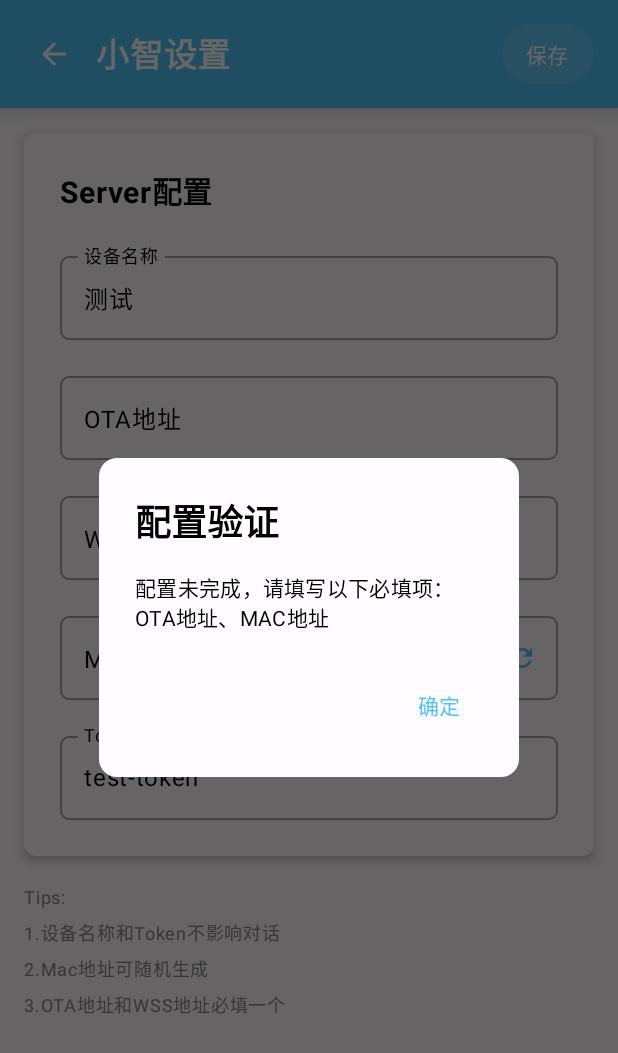
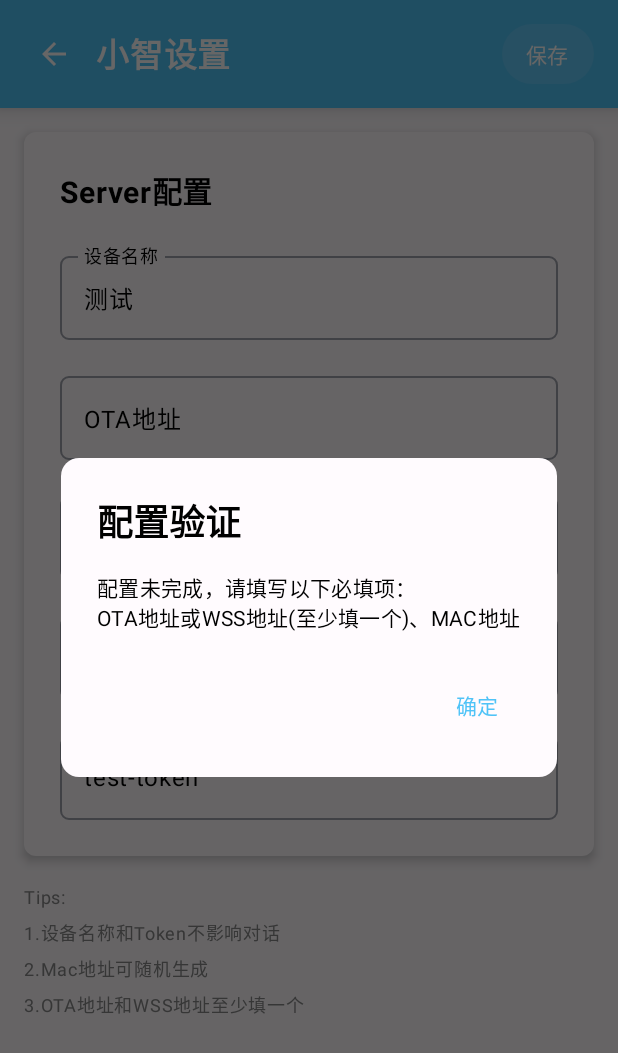
Before and after one commit to xiaoniu/xiaozhi-ai-android, an Android app built with Jetpack Compose: the screen it shows after launch (MainActivity), after a tap on "返回", on a phone screen of 412 x 824 dp. Shown: the top 1053 px of the screen. Run offline under Robolectric (Android 15) with nearby library versions, the phone set to English and light mode, and no system bars; 2 statements that could not run were skipped.

Commit message:
fix(配置验证): 修改配置验证逻辑，允许OTA地址或WSS地址至少填写一个
更新配置验证逻辑，不再强制要求同时填写OTA地址和WSS地址，只需填写其中一个即可通过验证。同时更新相关UI提示信息和错误提示文本。

```diff
--- a/app/src/main/java/com/xiaozhi/ai/data/ConfigManager.kt
+++ b/app/src/main/java/com/xiaozhi/ai/data/ConfigManager.kt
@@ -49,7 +49,7 @@ class ConfigManager(private val context: Context) {
      */
     fun isConfigComplete(config: XiaozhiConfig): Boolean {
         return config.name.isNotBlank() &&
-               config.otaUrl.isNotBlank() &&
+               (config.otaUrl.isNotBlank() || config.websocketUrl.isNotBlank()) &&
                config.macAddress.isNotBlank() &&
                config.token.isNotBlank()
     }
@@ -61,7 +61,7 @@ class ConfigManager(private val context: Context) {
         val missingFields = mutableListOf<String>()
 
         if (config.name.isBlank()) missingFields.add("设备名称")
-        if (config.otaUrl.isBlank()) missingFields.add("OTA地址")
+        if (config.otaUrl.isBlank() && config.websocketUrl.isBlank()) missingFields.add("OTA地址或WSS地址(至少填一个)")
         if (config.macAddress.isBlank()) missingFields.add("MAC地址")
         if (config.token.isBlank()) missingFields.add("Token")
 
--- a/app/src/main/java/com/xiaozhi/ai/ui/SettingsScreen.kt
+++ b/app/src/main/java/com/xiaozhi/ai/ui/SettingsScreen.kt
@@ -188,9 +188,9 @@ fun SettingsScreen(
                     Spacer(modifier = Modifier.height(16.dp))
 
                     OutlinedTextField(
-                        value = editedConfig.otaUrl,
+                        value = editedConfig.websocketUrl,
                         onValueChange = {
-                            editedConfig = editedConfig.copy(otaUrl = it)
+                            editedConfig = editedConfig.copy(websocketUrl = it)
                         },
                         label = { Text("WSS地址", color = Color.Black) },
                         modifier = Modifier.fillMaxWidth(),
@@ -271,7 +271,7 @@ fun SettingsScreen(
             Spacer(modifier = Modifier.height(16.dp))
 
             Text(
-                "Tips:\n1.设备名称和Token不影响对话\n2.Mac地址可随机生成\n3.OTA地址和WSS地址必填一个",
+                "Tips:\n1.设备名称和Token不影响对话\n2.Mac地址可随机生成\n3.OTA地址和WSS地址至少填一个",
                 color = Color.Gray,
                 fontSize = 12.sp
             )
--- a/app/src/main/java/com/xiaozhi/ai/utils/ConfigValidator.kt
+++ b/app/src/main/java/com/xiaozhi/ai/utils/ConfigValidator.kt
@@ -15,7 +15,7 @@ class ConfigValidator(private val context: Context) {
      */
     fun shouldNavigateToSettings(): Boolean {
         val config = configManager.loadConfig()
-        return config.otaUrl.isBlank()
+        return config.otaUrl.isBlank() && config.websocketUrl.isBlank()
     }
 
     /**
```
